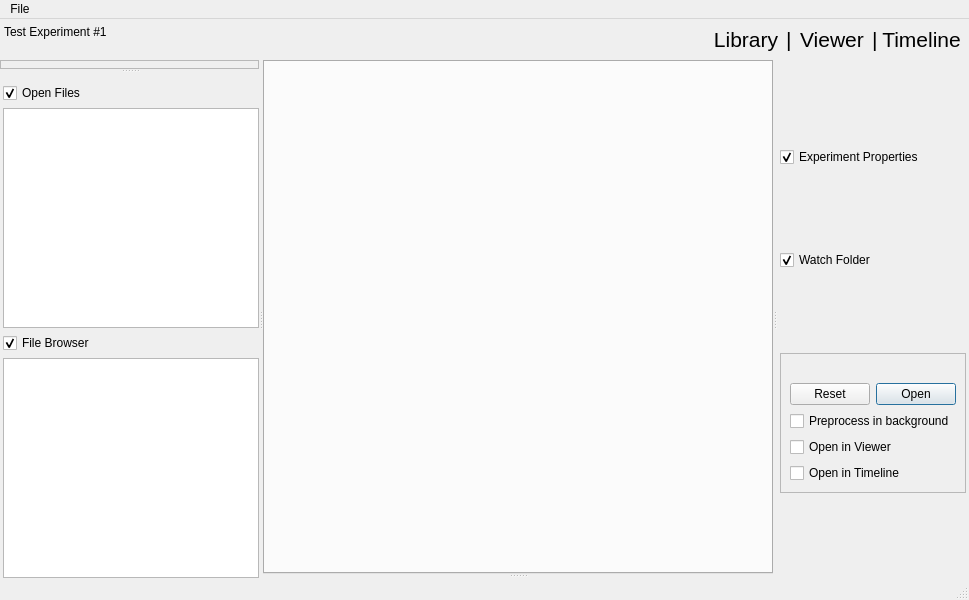
Before: the Qt Designer form gui/mainwindow.ui in ronpandolfi/Xi-cam, drawn with Qt 5.
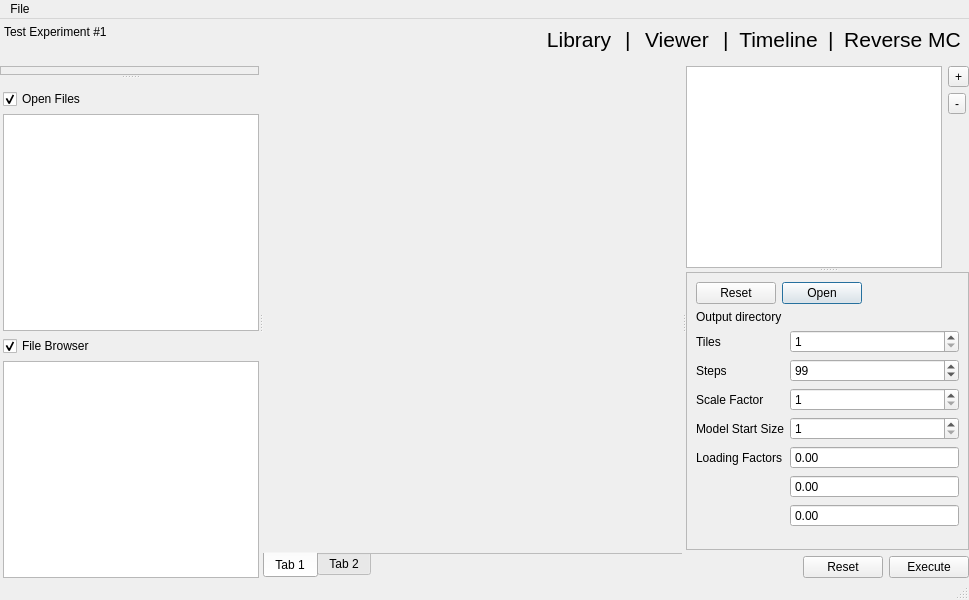
After: the same form once the commit is applied. Icons and pictures are not drawn.

Diff of the .ui file:
```diff
--- a/gui/mainwindow.ui
+++ b/gui/mainwindow.ui
@@ -29,10 +29,7 @@
                     <verstretch>0</verstretch>
                 </sizepolicy>
             </property>
-            <layout class="QVBoxLayout" name="verticalLayout_4">
-                <property name="spacing">
-                    <number>0</number>
-                </property>
+            <layout class="QVBoxLayout" name="verticalLayout_12">
                 <property name="leftMargin">
                     <number>0</number>
                 </property>
@@ -45,8 +42,6 @@
                 <property name="bottomMargin">
                     <number>0</number>
                 </property>
-                <item>
-                    <layout class="QVBoxLayout" name="verticalLayout_3">
                         <item>
                             <layout class="QHBoxLayout" name="modemenu">
                                 <property name="spacing">
@@ -79,7 +74,7 @@
                                         <item>
                                             <widget class="QLabel" name="filenamelabel">
                                                 <property name="text">
-                                                    <string></string>
+                                            <string/>
                                                 </property>
                                             </widget>
                                         </item>
@@ -170,22 +165,40 @@
                                         </property>
                                     </widget>
                                 </item>
+                        <item>
+                            <widget class="QLabel" name="separator_3">
+                                <property name="font">
+                                    <font>
+                                        <pointsize>16</pointsize>
+                                    </font>
+                                </property>
+                                <property name="text">
+                                    <string>|</string>
+                                </property>
+                            </widget>
+                        </item>
+                        <item>
+                            <widget class="QPushButton" name="rmcbutton">
+                                <property name="font">
+                                    <font>
+                                        <pointsize>16</pointsize>
+                                    </font>
+                                </property>
+                                <property name="text">
+                                    <string>Reverse MC</string>
+                                </property>
+                                <property name="flat">
+                                    <bool>true</bool>
+                                </property>
+                            </widget>
+                        </item>
                             </layout>
                         </item>
                         <item>
                             <widget class="QSplitter" name="splitter_3">
-                                <property name="sizePolicy">
-                                    <sizepolicy hsizetype="Expanding" vsizetype="Expanding">
-                                        <horstretch>0</horstretch>
-                                        <verstretch>0</verstretch>
-                                    </sizepolicy>
-                                </property>
                                 <property name="orientation">
                                     <enum>Qt::Horizontal</enum>
                                 </property>
-                                <property name="handleWidth">
-                                    <number>4</number>
-                                </property>
                                 <widget class="QSplitter" name="splitter_2">
                                     <property name="orientation">
                                         <enum>Qt::Vertical</enum>
@@ -338,7 +351,7 @@
                                         </sizepolicy>
                                     </property>
                                     <property name="currentIndex">
-                                        <number>1</number>
+                                <number>3</number>
                                     </property>
                                     <widget class="QWidget" name="page_2">
                                         <layout class="QVBoxLayout" name="verticalLayout_5">
@@ -424,8 +437,7 @@
                                                             <item>
                                                                 <widget class="QTabWidget" name="tabWidget">
                                                                     <property name="sizePolicy">
-                                                                        <sizepolicy hsizetype="Expanding"
-                                                                                    vsizetype="Expanding">
+                <sizepolicy hsizetype="Expanding" vsizetype="Expanding">
                                                                             <horstretch>0</horstretch>
                                                                             <verstretch>0</verstretch>
                                                                         </sizepolicy>
@@ -486,8 +498,7 @@
                                                             <item>
                                                                 <widget class="QTabWidget" name="timelinetabwidget">
                                                                     <property name="sizePolicy">
-                                                                        <sizepolicy hsizetype="Expanding"
-                                                                                    vsizetype="Expanding">
+                                                                <sizepolicy hsizetype="Expanding" vsizetype="Expanding">
                                                                             <horstretch>0</horstretch>
                                                                             <verstretch>0</verstretch>
                                                                         </sizepolicy>
@@ -501,6 +512,9 @@
                                                                     <property name="currentIndex">
                                                                         <number>-1</number>
                                                                     </property>
+                                                            <property name="documentMode">
+                                                                <bool>true</bool>
+                                                            </property>
                                                                     <property name="tabsClosable">
                                                                         <bool>true</bool>
                                                                     </property>
@@ -515,21 +529,72 @@
                                             </item>
                                         </layout>
                                     </widget>
-                                </widget>
-                                <widget class="QWidget" name="layoutWidget">
-                                    <layout class="QVBoxLayout" name="_2">
+                            <widget class="QWidget" name="page_6">
+                                <layout class="QVBoxLayout" name="verticalLayout_13">
+                                    <property name="leftMargin">
+                                        <number>0</number>
+                                    </property>
+                                    <property name="topMargin">
+                                        <number>0</number>
+                                    </property>
+                                    <property name="rightMargin">
+                                        <number>0</number>
+                                    </property>
+                                    <property name="bottomMargin">
+                                        <number>0</number>
+                                    </property>
+                                    <item>
+                                        <widget class="QTabWidget" name="tabWidget_2">
+                                            <property name="tabPosition">
+                                                <enum>QTabWidget::South</enum>
+                                            </property>
+                                            <property name="tabShape">
+                                                <enum>QTabWidget::Rounded</enum>
+                                            </property>
+                                            <property name="currentIndex">
+                                                <number>0</number>
+                                            </property>
+                                            <property name="documentMode">
+                                                <bool>true</bool>
+                                            </property>
+                                            <property name="tabBarAutoHide">
+                                                <bool>false</bool>
+                                            </property>
+                                            <widget class="QWidget" name="tab">
+                                                <attribute name="title">
+                                                    <string>Tab 1</string>
+                                                </attribute>
+                                            </widget>
+                                            <widget class="QWidget" name="tab_2">
+                                                <attribute name="title">
+                                                    <string>Tab 2</string>
+                                                </attribute>
+                                            </widget>
+                                        </widget>
+                                    </item>
+                                </layout>
+                            </widget>
+                        </widget>
+                        <widget class="QStackedWidget" name="sidemode">
+                            <property name="currentIndex">
+                                <number>1</number>
+                            </property>
+                            <widget class="QWidget" name="page_5">
+                                <layout class="QVBoxLayout" name="verticalLayout_4">
                                         <property name="leftMargin">
-                                            <number>3</number>
+                                        <number>0</number>
                                         </property>
                                         <property name="topMargin">
-                                            <number>10</number>
+                                        <number>0</number>
                                         </property>
                                         <property name="rightMargin">
-                                            <number>3</number>
+                                        <number>0</number>
                                         </property>
                                         <property name="bottomMargin">
-                                            <number>5</number>
-                                        </property>
+                                        <number>0</number>
+                                    </property>
+                                    <item>
+                                        <layout class="QVBoxLayout" name="verticalLayout_3">
                                         <item>
                                             <widget class="QCheckBox" name="experimentfold">
                                                 <property name="text">
@@ -584,7 +649,8 @@
                                                     <item>
                                                         <widget class="QDialogButtonBox" name="watchbuttons">
                                                             <property name="standardButtons">
-                                                                <set>QDialogButtonBox::Open|QDialogButtonBox::Reset
+                                                                    <set>
+                                                                        QDialogButtonBox::Open|QDialogButtonBox::Reset
                                                                 </set>
                                                             </property>
                                                         </widget>
@@ -623,10 +689,306 @@
                                             </widget>
                                         </item>
                                     </layout>
-                                </widget>
-                            </widget>
-                        </item>
-                    </layout>
+                                    </item>
+                                </layout>
+                            </widget>
+                            <widget class="QWidget" name="page_4">
+                                <layout class="QVBoxLayout" name="verticalLayout_10">
+                                    <property name="leftMargin">
+                                        <number>0</number>
+                                    </property>
+                                    <property name="topMargin">
+                                        <number>0</number>
+                                    </property>
+                                    <property name="rightMargin">
+                                        <number>0</number>
+                                    </property>
+                                    <property name="bottomMargin">
+                                        <number>0</number>
+                                    </property>
+                                    <item>
+                                        <widget class="QSplitter" name="splitter_5">
+                                            <property name="orientation">
+                                                <enum>Qt::Vertical</enum>
+                                            </property>
+                                            <widget class="QWidget" name="layoutWidget">
+                                                <layout class="QHBoxLayout" name="horizontalLayout">
+                                                    <item>
+                                                        <widget class="QListWidget" name="rmcinputpaths">
+                                                            <property name="selectionMode">
+                                                                <enum>QAbstractItemView::MultiSelection</enum>
+                                                            </property>
+                                                            <property name="selectionBehavior">
+                                                                <enum>QAbstractItemView::SelectRows</enum>
+                                                            </property>
+                                                            <property name="sortingEnabled">
+                <bool>true</bool>
+                                                            </property>
+                                                        </widget>
+                                                    </item>
+                                                    <item>
+                                                        <layout class="QVBoxLayout" name="verticalLayout_8">
+                                                            <item>
+                                                                <widget class="QToolButton" name="rmcaddfiles">
+                                                                    <property name="text">
+                                                                        <string>+</string>
+                                                                    </property>
+                                                                </widget>
+                                                            </item>
+                                                            <item>
+                                                                <widget class="QToolButton" name="rmcremovefiles">
+                                                                    <property name="text">
+                                                                        <string>-</string>
+                                                                    </property>
+                                                                </widget>
+                                                            </item>
+                                                            <item>
+                                                                <spacer name="verticalSpacer_2">
+                                                                    <property name="orientation">
+                                                                        <enum>Qt::Vertical</enum>
+                                                                    </property>
+                                                                    <property name="sizeHint" stdset="0">
+                                                                        <size>
+                                                                            <width>20</width>
+                                                                            <height>40</height>
+                                                                        </size>
+                                                                    </property>
+                                                                </spacer>
+                                                            </item>
+                                                        </layout>
+                                                    </item>
+                                                </layout>
+                                            </widget>
+                                            <widget class="QScrollArea" name="scrollArea_2">
+                                                <property name="widgetResizable">
+                                                    <bool>true</bool>
+            </property>
+                                                <widget class="QWidget" name="scrollAreaWidgetContents">
+                                                    <property name="geometry">
+                                                        <rect>
+                                                            <x>0</x>
+                                                            <y>0</y>
+                                                            <width>291</width>
+                                                            <height>313</height>
+                                                        </rect>
+                                                    </property>
+                                                    <layout class="QVBoxLayout" name="verticalLayout_14">
+                                                        <item>
+                                                            <layout class="QVBoxLayout" name="verticalLayout_11">
+                                                                <item>
+                                                                    <widget class="QDialogButtonBox" name="buttonBox">
+                                                                        <property name="sizePolicy">
+                                                                            <sizepolicy hsizetype="Fixed"
+                                                                                        vsizetype="Fixed">
+                                                                                <horstretch>0</horstretch>
+                                                                                <verstretch>0</verstretch>
+                                                                            </sizepolicy>
+                                                                        </property>
+                                                                        <property name="standardButtons">
+                                                                            <set>
+                                                                                QDialogButtonBox::Open|QDialogButtonBox::Reset
+                                                                            </set>
+                                                                        </property>
+                                                                    </widget>
+                                                                </item>
+                                                                <item>
+                                                                    <layout class="QFormLayout" name="formLayout">
+                                                                        <item row="0" column="0">
+                                                                            <widget class="QLabel" name="label_7">
+                                                                                <property name="text">
+                                                                                    <string>Output directory</string>
+                                                                                </property>
+                                                                            </widget>
+                                                                        </item>
+                                                                        <item row="0" column="1">
+                                                                            <widget class="QLabel" name="rmcoutput">
+                                                                                <property name="text">
+                                                                                    <string/>
+                                                                                </property>
+                                                                            </widget>
+                                                                        </item>
+                                                                        <item row="1" column="0">
+                                                                            <widget class="QLabel" name="label">
+                                                                                <property name="text">
+                                                                                    <string>Tiles</string>
+                                                                                </property>
+                                                                            </widget>
+                                                                        </item>
+                                                                        <item row="1" column="1">
+                                                                            <widget class="QSpinBox" name="spinBox">
+                                                                                <property name="minimum">
+                                                                                    <number>1</number>
+                                                                                </property>
+                                                                                <property name="maximum">
+                                                                                    <number>10</number>
+                                                                                </property>
+                                                                            </widget>
+                                                                        </item>
+                                                                        <item row="2" column="0">
+                                                                            <widget class="QLabel" name="label_3">
+                                                                                <property name="text">
+                                                                                    <string>Steps</string>
+                                                                                </property>
+                                                                            </widget>
+                                                                        </item>
+                                                                        <item row="2" column="1">
+                                                                            <widget class="QSpinBox" name="spinBox_2">
+                                                                                <property name="suffix">
+                                                                                    <string/>
+                                                                                </property>
+                                                                                <property name="prefix">
+                                                                                    <string/>
+                                                                                </property>
+                                                                                <property name="minimum">
+                                                                                    <number>1</number>
+                                                                                </property>
+                                                                                <property name="maximum">
+                                                                                    <number>10000001</number>
+                                                                                </property>
+                                                                                <property name="singleStep">
+                                                                                    <number>100</number>
+                                                                                </property>
+                                                                                <property name="value">
+                                                                                    <number>99</number>
+                                                                                </property>
+                                                                            </widget>
+                                                                        </item>
+                                                                        <item row="3" column="0">
+                                                                            <widget class="QLabel" name="label_4">
+                                                                                <property name="text">
+                                                                                    <string>Scale Factor</string>
+                                                                                </property>
+                                                                            </widget>
+                                                                        </item>
+                                                                        <item row="3" column="1">
+                                                                            <widget class="QSpinBox" name="spinBox_3">
+                                                                                <property name="minimum">
+                                                                                    <number>1</number>
+                                                                                </property>
+                                                                                <property name="maximum">
+                                                                                    <number>10000000</number>
+                                                                                </property>
+                                                                                <property name="value">
+                                                                                    <number>1</number>
+                                                                                </property>
+                                                                            </widget>
+                                                                        </item>
+                                                                        <item row="4" column="0">
+                                                                            <widget class="QLabel" name="label_5">
+                                                                                <property name="text">
+                                                                                    <string>Model Start Size</string>
+                                                                                </property>
+                                                                            </widget>
+                                                                        </item>
+                                                                        <item row="4" column="1">
+                                                                            <widget class="QSpinBox" name="spinBox_4">
+                                                                                <property name="minimum">
+                                                                                    <number>1</number>
+                                                                                </property>
+                                                                                <property name="maximum">
+                                                                                    <number>10000000</number>
+                                                                                </property>
+                                                                            </widget>
+                                                                        </item>
+                                                                        <item row="5" column="0">
+                                                                            <widget class="QLabel" name="label_6">
+                                                                                <property name="text">
+                                                                                    <string>Loading Factors</string>
+                                                                                </property>
+                                                                            </widget>
+                                                                        </item>
+                                                                        <item row="5" column="1">
+                                                                            <widget class="QDoubleSpinBox"
+                                                                                    name="doubleSpinBox">
+                                                                                <property name="buttonSymbols">
+                                                                                    <enum>QAbstractSpinBox::NoButtons
+                                                                                    </enum>
+                                                                                </property>
+                                                                                <property name="singleStep">
+                                                                                    <double>0.010000000000000</double>
+                                                                                </property>
+                                                                            </widget>
+                                                                        </item>
+                                                                        <item row="6" column="1">
+                                                                            <widget class="QDoubleSpinBox"
+                                                                                    name="doubleSpinBox_2">
+                                                                                <property name="buttonSymbols">
+                                                                                    <enum>QAbstractSpinBox::NoButtons
+                                                                                    </enum>
+                                                                                </property>
+                                                                                <property name="singleStep">
+                                                                                    <double>0.010000000000000</double>
+                                                                                </property>
+                                                                            </widget>
+                                                                        </item>
+                                                                        <item row="7" column="1">
+                                                                            <widget class="QDoubleSpinBox"
+                                                                                    name="doubleSpinBox_3">
+                                                                                <property name="buttonSymbols">
+                                                                                    <enum>QAbstractSpinBox::NoButtons
+                                                                                    </enum>
+                                                                                </property>
+                                                                                <property name="singleStep">
+                                                                                    <double>0.010000000000000</double>
+                                                                                </property>
+                                                                            </widget>
+                                                                        </item>
+                                                                    </layout>
+                                                                </item>
+                                                            </layout>
+                                                        </item>
+                                                    </layout>
+                                                </widget>
+                                            </widget>
+                                        </widget>
+                                    </item>
+                                    <item>
+                                        <layout class="QHBoxLayout" name="horizontalLayout_3">
+                                            <item>
+                                                <spacer name="horizontalSpacer_3">
+                                                    <property name="orientation">
+                                                        <enum>Qt::Horizontal</enum>
+                                                    </property>
+                                                    <property name="sizeHint" stdset="0">
+                                                        <size>
+                                                            <width>40</width>
+                                                            <height>20</height>
+                                                        </size>
+                                                    </property>
+                                                </spacer>
+                                            </item>
+                                            <item>
+                                                <widget class="QPushButton" name="pushButton_3">
+                                                    <property name="sizePolicy">
+                                                        <sizepolicy hsizetype="Fixed" vsizetype="Fixed">
+                                                            <horstretch>0</horstretch>
+                                                            <verstretch>0</verstretch>
+                                                        </sizepolicy>
+                                                    </property>
+                                                    <property name="text">
+                                                        <string>Reset</string>
+                                                    </property>
+                                                </widget>
+                                            </item>
+                                            <item>
+                                                <widget class="QPushButton" name="pushButton_4">
+                                                    <property name="sizePolicy">
+                                                        <sizepolicy hsizetype="Fixed" vsizetype="Fixed">
+                                                            <horstretch>0</horstretch>
+                                                            <verstretch>0</verstretch>
+                                                        </sizepolicy>
+                                                    </property>
+                                                    <property name="text">
+                                                        <string>Execute</string>
+                                                    </property>
+                                                </widget>
+                                            </item>
+                                        </layout>
+                                    </item>
+                                </layout>
+                            </widget>
+                        </widget>
+                    </widget>
                 </item>
             </layout>
         </widget>
```
Lines whose indentation alone changed are shown as unchanged.
